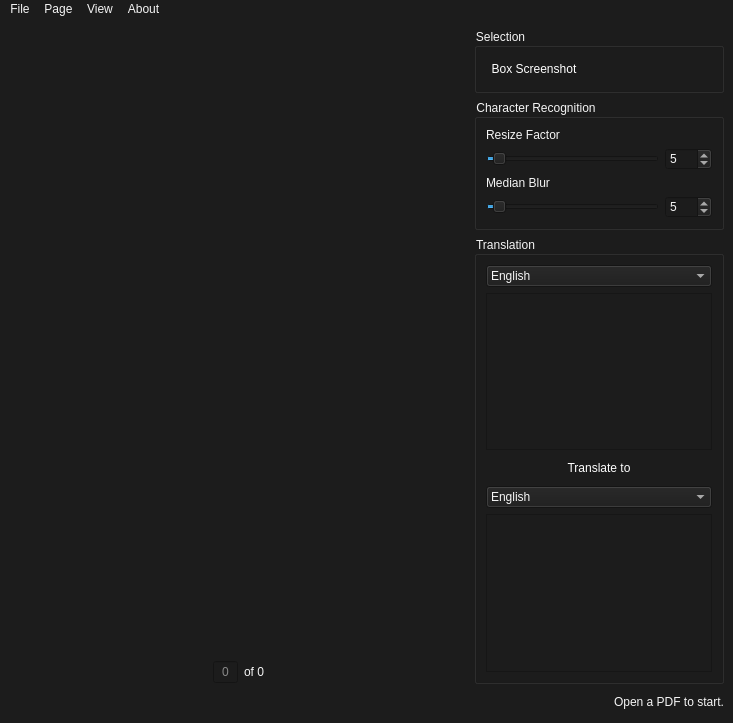
The window that comic-lens/form.ui (kylekce/Comic-Lens) describes before a commit, drawn with Qt 5.
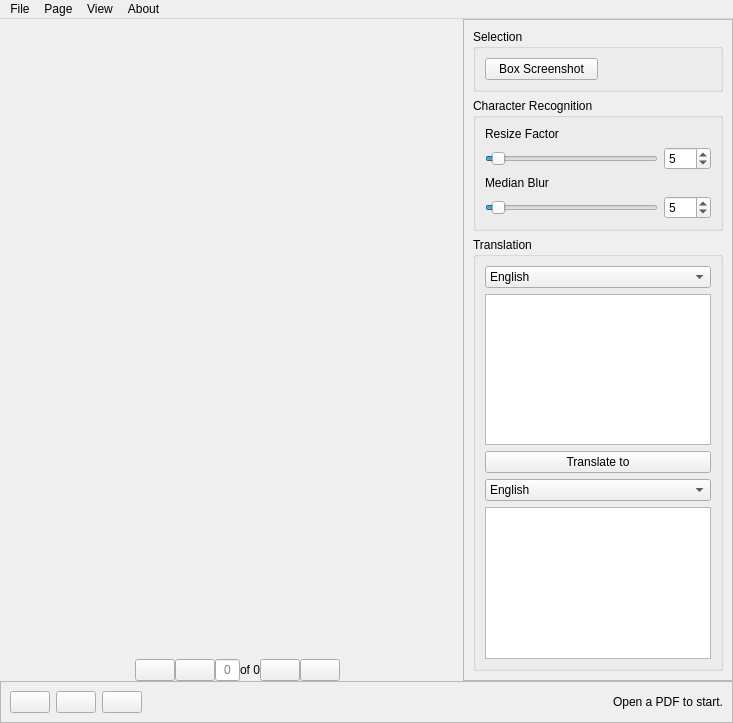
The same window after the commit. Icons and pictures are not drawn.

Patch:
```diff
--- a/comic-lens/form.ui
+++ b/comic-lens/form.ui
@@ -20,325 +20,7 @@
    <string>Comic Lens</string>
   </property>
   <property name="styleSheet">
-   <string notr="true">/*Copyright (c) DevSec Studio. All rights reserved.
-
-MIT License
-
-Permission is hereby granted, free of charge, to any person obtaining a copy
-of this software and associated documentation files (the &quot;Software&quot;), to deal
-in the Software without restriction, including without limitation the rights
-to use, copy, modify, merge, publish, distribute, sublicense, and/or sell
-copies of the Software, and to permit persons to whom the Software is
-furnished to do so, subject to the following conditions:
-
-The above copyright notice and this permission notice shall be included in all
-copies or substantial portions of the Software.
-
-THE SOFTWARE IS PROVIDED *AS IS*, WITHOUT WARRANTY OF ANY KIND, EXPRESS OR
-IMPLIED, INCLUDING BUT NOT LIMITED TO THE WARRANTIES OF MERCHANTABILITY,
-FITNESS FOR A PARTICULAR PURPOSE AND NONINFRINGEMENT. IN NO EVENT SHALL THE
-AUTHORS OR COPYRIGHT HOLDERS BE LIABLE FOR ANY CLAIM, DAMAGES OR OTHER
-LIABILITY, WHETHER IN AN ACTION OF CONTRACT, TORT OR OTHERWISE, ARISING FROM,
-OUT OF OR IN CONNECTION WITH THE SOFTWARE OR THE USE OR OTHER DEALINGS IN THE SOFTWARE.
-*/
-
-/*-----QWidget-----*/
-QWidget
-{
-	background-color: #1c1c1c;
-	color: #f5f5f5;
-	border-color: #000000;
-
-}
-
-
-/*-----QPushButton-----*/
-QPushButton
-{
-    background-color: transparent;
-    border: none;
-    border-radius : 0px;
-    color: rgb(255, 255, 255);
-	padding: 5px;
-
-}
-
-
-QPushButton::hover
-{
-    background-color: rgb(79, 79, 79);
-    border: none;
-    border-radius : 0px;
-    color: rgb(0, 0, 0);
-    font: bold 12px;
-
-}
-
-
-QPushButton::pressed
-{
-    background-color: #b4b4b4;
-    border: none;
-    border-radius : 0px;
-    color: rgb(0, 0, 0);
-    font: bold 12px;
-
-}
-
-
-/*-----QCheckBox-----*/
-QCheckBox
-{
-	background-color: transparent;
-	color: #b9b9bb;
-	font-weight: bold;
-
-}
-
-
-QCheckBox::indicator
-{
-    color: #b1b1b1;
-    background-color: #000;
-    border: 1px solid #41cd52;
-    width: 12px;
-    height: 12px;
-
-}
-
-
-QCheckBox::indicator:checked
-{
-    image:url(&quot;./ressources/check.png&quot;); /*To replace*/
-	background-color: #1f2b2b;
-    border: 1px solid #41cd52;
-
-}
-
-
-QCheckBox::indicator:unchecked:hover
-{
-    border: 1px solid #41cd52;
-
-}
-
-
-QCheckBox::disabled
-{
-	color: #656565;
-
-}
-
-
-QCheckBox::indicator:disabled
-{
-	background-color: #656565;
-	color: #656565;
-    border: 1px solid #656565;
-
-}
-
-
-/*-----QListView-----*/
-QListView 
-{
-    border : none;
-    background-color: #343434;
-    color: white;
-    show-decoration-selected: 1; /* make the selection span the entire width of the view */
-    outline: 0;
-	border: 1px solid gray;
-
-}
-
-
-QListView::disabled 
-{
-	background-color: #656565;
-	color: #1b1b1b;
-    border: 1px solid #656565;
-
-}
-
-
-QListView::item 
-{
-    padding: 1px;
-
-}
-
-
-QListView::item:alternate 
-{
-    background-color: #4a4b4d;
-
-}
-
-
-QListView::item:selected 
-{
-    border: 1px solid #6a6ea9;
-    border: none;
-    color: rgb(0, 0, 0);
-
-}
-
-
-QListView::item:selected:!active 
-{
-    background-color: #41cd52;
-    border: none;
-    color: rgb(0, 0, 0);
-
-}
-
-
-QListView::item:selected:active 
-{
-    background-color: #41cd52;
-    border: none;
-    color: rgb(0, 0, 0);
-
-}
-
-
-QListView::item:hover {
-    background-color: #262626;
-    border: none;
-    color: white;
-
-}
-
-
-/*-----QScrollBar-----*/
-QScrollBar:horizontal
-{
-    border: 1px solid #222222;
-    background-color: #3d3d3d;
-    height: 15px;
-    margin: 0px 16px 0 16px;
-
-}
-
-
-QScrollBar::handle:horizontal
-{
-    background-color: #41cd52;
-    min-height: 20px;
-
-}
-
-
-QScrollBar::add-line:horizontal
-{
-    border: 1px solid #1b1b19;
-    background-color: #41cd52;
-    width: 14px;
-    subcontrol-position: right;
-    subcontrol-origin: margin;
-
-}
-
-
-QScrollBar::sub-line:horizontal
-{
-    border: 1px solid #1b1b19;
-    background-color: #41cd52;
-    width: 14px;
-    subcontrol-position: left;
-    subcontrol-origin: margin;
-
-}
-
-
-QScrollBar::right-arrow:horizontal
-{
-    image: url(://arrow-right.png);
-    width: 6px;
-    height: 6px;
-
-}
-
-
-QScrollBar::left-arrow:horizontal
-{
-    image: url(://arrow-left.png);
-    width: 6px;
-    height: 6px;
-
-}
-
-
-QScrollBar::add-page:horizontal, QScrollBar::sub-page:horizontal
-{
-    background: none;
-
-}
-
-
-QScrollBar:vertical
-{
-    background-color: #3d3d3d;
-    width: 13px;
-    margin: 16px 0 16px 0;
-    border: 1px solid #222222;
-
-}
-
-
-QScrollBar::handle:vertical
-{
-    background-color: #41cd52;
-    min-height: 20px;
-
-}
-
-
-QScrollBar::add-line:vertical
-{
-    border: 1px solid #1b1b19;
-    background-color: #41cd52;
-    height: 14px;
-    subcontrol-position: bottom;
-    subcontrol-origin: margin;
-
-}
-
-
-QScrollBar::sub-line:vertical
-{
-    border: 1px solid #41cd52;
-    background-color: #41cd52;
-    height: 14px;
-    subcontrol-position: top;
-    subcontrol-origin: margin;
-
-}
-
-
-QScrollBar::up-arrow:vertical
-{
-    image: url(://arrow-up.png);
-    width: 6px;
-    height: 6px;
-
-}
-
-
-QScrollBar::down-arrow:vertical
-{
-    image: url(://arrow-down.png);
-    width: 6px;
-    height: 6px;
-
-}
-
-
-QScrollBar::add-page:vertical, QScrollBar::sub-page:vertical
-{
-    background-color: none;
-
-}</string>
+   <string notr="true"/>
   </property>
   <widget class="QWidget" name="centralwidget">
    <property name="sizePolicy">
@@ -351,8 +33,29 @@
     <enum>Qt::LeftToRight</enum>
    </property>
    <layout class="QVBoxLayout" name="verticalLayout_3" stretch="1,0">
+    <property name="spacing">
+     <number>0</number>
+    </property>
+    <property name="leftMargin">
+     <number>0</number>
+    </property>
+    <property name="topMargin">
+     <number>0</number>
+    </property>
+    <property name="rightMargin">
+     <number>0</number>
+    </property>
+    <property name="bottomMargin">
+     <number>0</number>
+    </property>
     <item>
      <layout class="QHBoxLayout" name="main" stretch="2,1">
+      <property name="leftMargin">
+       <number>11</number>
+      </property>
+      <property name="rightMargin">
+       <number>0</number>
+      </property>
       <item>
        <layout class="QVBoxLayout" name="main_layout" stretch="1,0">
         <item>
@@ -513,10 +216,19 @@
        </layout>
       </item>
       <item>
-       <layout class="QVBoxLayout" name="main_layout_2" stretch="0,0,0">
+       <layout class="QVBoxLayout" name="main_layout_2" stretch="0">
         <property name="sizeConstraint">
          <enum>QLayout::SetDefaultConstraint</enum>
         </property>
+        <item>
+         <widget class="QFrame" name="main_layout_2_frame">
+          <property name="frameShape">
+           <enum>QFrame::StyledPanel</enum>
+          </property>
+          <property name="frameShadow">
+           <enum>QFrame::Raised</enum>
+          </property>
+          <layout class="QVBoxLayout" name="verticalLayout_2">
         <item>
          <widget class="QGroupBox" name="groupBox_2">
           <property name="title">
@@ -525,11 +237,17 @@
           <layout class="QHBoxLayout" name="horizontalLayout_2">
            <item>
             <widget class="QPushButton" name="box_screenshot">
+                <property name="sizePolicy">
+                 <sizepolicy hsizetype="Expanding" vsizetype="Fixed">
+                  <horstretch>0</horstretch>
+                  <verstretch>0</verstretch>
+                 </sizepolicy>
+                </property>
              <property name="toolTip">
               <string>Draw a Box for Screenshot</string>
              </property>
              <property name="text">
-              <string>Box Screenshot</string>
+                 <string> Box Screenshot </string>
              </property>
              <property name="icon">
               <iconset resource="resource.qrc">
@@ -788,6 +506,9 @@
          </widget>
         </item>
        </layout>
+         </widget>
+        </item>
+       </layout>
       </item>
      </layout>
     </item>
@@ -797,6 +518,15 @@
        <enum>QLayout::SetDefaultConstraint</enum>
       </property>
       <item>
+       <widget class="QFrame" name="toolbar_frame">
+        <property name="frameShape">
+         <enum>QFrame::StyledPanel</enum>
+        </property>
+        <property name="frameShadow">
+         <enum>QFrame::Raised</enum>
+        </property>
+        <layout class="QHBoxLayout" name="horizontalLayout_4">
+         <item>
        <layout class="QHBoxLayout" name="toolbar_layout">
         <property name="rightMargin">
          <number>0</number>
@@ -870,7 +600,7 @@
         </property>
         <property name="sizeHint" stdset="0">
          <size>
-          <width>40</width>
+             <width>443</width>
           <height>20</height>
          </size>
         </property>
@@ -881,6 +611,9 @@
         <property name="text">
          <string>Open a PDF to start.</string>
         </property>
+          </widget>
+         </item>
+        </layout>
        </widget>
       </item>
      </layout>
```
Lines whose indentation alone changed are shown as unchanged.
